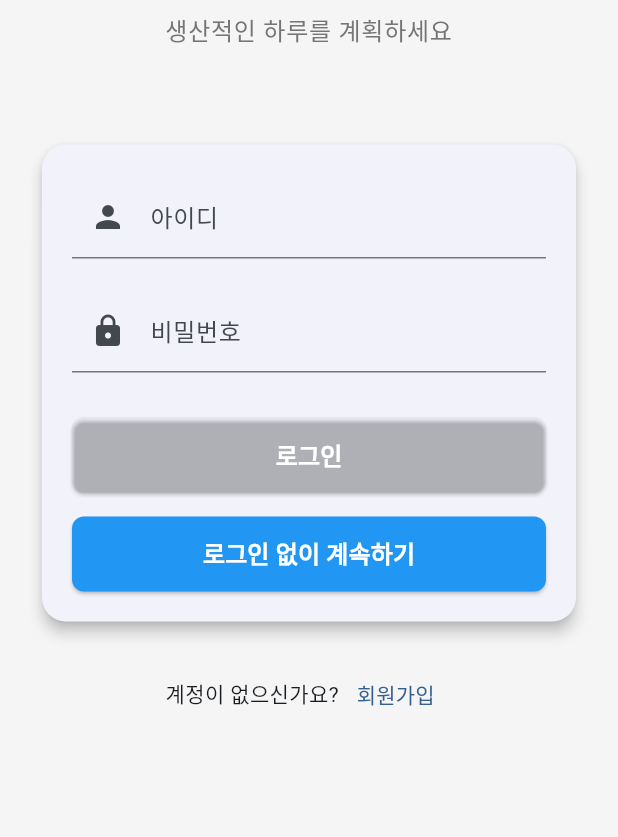
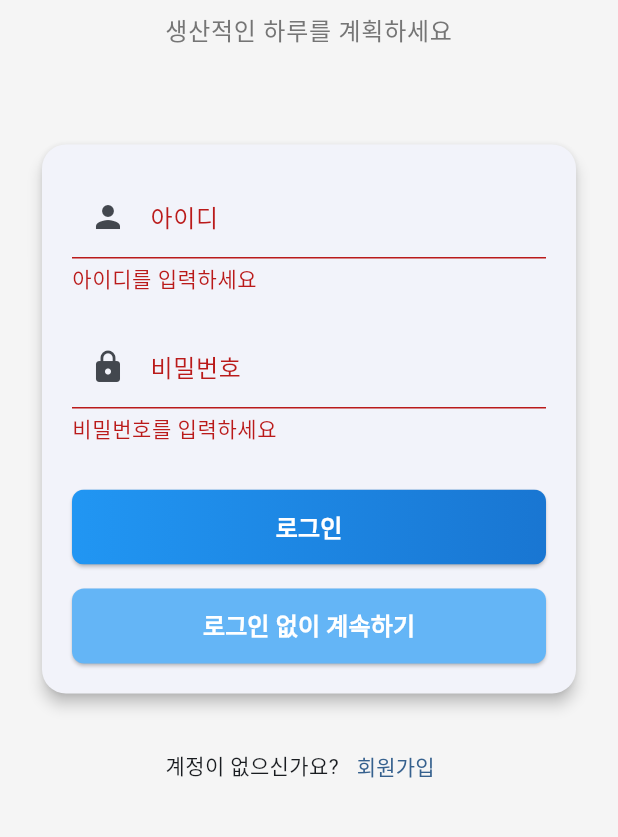
Before and after one commit to Splleat/Recap-Today, a Flutter app: the LoginScreen screen opened directly, after a tap on "로그인", on a phone screen of 412 x 824 dp, the part 151-988 px from its top. Run offline on Flutter 3.47's test engine with Material 3 defaults, Android fonts, the phone set to English and light mode, and no system bars; our stand-ins replace dio, fl_chart, freezed_annotation, image_picker, permission_handler, shared_preferences and 2 more; accounts and stored records are empty; Roboto replaces fonts that are missing (Pretendard).

Commit message:
로그인 관련 로직 구현

```diff
--- a/lib/constants.dart
+++ b/lib/constants.dart
@@ -1 +1 @@
-const kBaseUrl = 'http://192.168.29.144:3000';
+const String kBaseUrl = 'http://10.0.2.2:3000';
--- a/lib/main.dart
+++ b/lib/main.dart
@@ -12,6 +12,7 @@ import 'package:recap_today/provider/checklist_provider.dart';
 import 'package:recap_today/provider/diary_provider.dart';
 import 'package:recap_today/provider/login_provider.dart';
 import 'package:recap_today/provider/schedule_provider.dart';
+import 'package:recap_today/provider/signup_provider.dart'; // SignupProvider import
 import 'package:recap_today/repository/abstract_emotion_repository.dart'; // 추가
 import 'package:recap_today/repository/auth_repository.dart';
 import 'package:recap_today/repository/emotion_repository.dart'; // 추가
@@ -66,6 +67,10 @@ void main() async {
         ChangeNotifierProvider(
           create: (context) => LoginProvider(authRepository),
         ),
+        ChangeNotifierProvider(
+          // Add SignupProvider
+          create: (context) => SignupProvider(authRepository),
+        ),
       ],
       child: const RecapToday(),
     ),
--- a/lib/provider/login_provider.dart
+++ b/lib/provider/login_provider.dart
@@ -6,14 +6,24 @@ class LoginProvider with ChangeNotifier {
   String _userId = '';
   String _password = '';
   bool _isLoading = false;
+  bool _isLoggedIn = false;
 
   String get userId => _userId;
   String get password => _password;
   bool get isLoading => _isLoading;
+  bool get isLoggedIn => _isLoggedIn;
 
   final AuthRepository _authRepository;
 
-  LoginProvider(this._authRepository);
+  LoginProvider(this._authRepository) {
+    _checkLoginStatus();
+  }
+
+  Future<void> _checkLoginStatus() async {
+    final token = _authRepository.getToken();
+    _isLoggedIn = token != null;
+    notifyListeners();
+  }
 
   void setUserId(String id) {
     _userId = id;
@@ -32,12 +42,30 @@ class LoginProvider with ChangeNotifier {
 
   Future<void> login() async {
     setLoading(true);
-
+    bool loginSuccess = false;
     try {
       final credential = await _authRepository.login(userId, password);
       print(credential);
+      _authRepository.setToken(credential.accessToken);
+      _isLoggedIn = true;
+      loginSuccess = true;
+    } catch (e) {
+      print('Login failed: $e');
+      loginSuccess = false;
     } finally {
       setLoading(false);
+      notifyListeners();
+    }
+  }
+
+  Future<void> logout() async {
+    setLoading(true);
+    try {
+      await _authRepository.logout();
+      _isLoggedIn = false;
+    } finally {
+      setLoading(false);
+      notifyListeners();
     }
   }
 }
--- a/lib/screens/login_screen.dart
+++ b/lib/screens/login_screen.dart
@@ -4,8 +4,8 @@ import 'package:flutter/material.dart';
 
 import 'package:http/http.dart' as http;
 import 'package:provider/provider.dart';
+import 'package:recap_today/provider/login_provider.dart';
 
-import 'package:recap_today/provider/login_provider.dart';
 import 'package:recap_today/screens/signup_screen.dart';
 
 class LoginScreen extends StatefulWidget {
@@ -16,102 +16,26 @@ class LoginScreen extends StatefulWidget {
 }
 
 class _LoginScreenState extends State<LoginScreen> {
-  // final _usernameController = TextEditingController();
-  // final _passwordController = TextEditingController();
-  // bool _isLoading = false;
-
-  // Future<void> login() async {
-  //   setState(() {
-  //     _isLoading = true;
-  //   });
-
-  //   try {
-  //     // 여러 가능한 URL을 시도합니다
-  //     final urls = [
-  //       'http://211.194.70.88:8000/login', // 실제 서버
-  //       'http://10.0.2.2:8000/login', // Android 에뮬레이터
-  //       'http://localhost:8000/login', // 웹
-  //       'http://127.0.0.1:8000/login', // 로컬 장치
-  //     ];
-
-  //     http.Response? response;
-  //     String errorMsg = "";
-
-  //     for (var url in urls) {
-  //       try {
-  //         response = await http.post(
-  //           Uri.parse(url),
-  //           headers: {'Content-Type': 'application/json'},
-  //           body: jsonEncode({
-  //             'username': _usernameController.text,
-  //             'password': _passwordController.text,
-  //           }),
-  //         );
-  //         // 성공하면 루프 종료
-  //         break;
-  //       } catch (e) {
-  //         errorMsg += "$url 연결 실패: $e\n";
-  //         continue;
-  //       }
-  //     }
-
-  //     if (response != null && response.statusCode == 200) {
-  //       if (mounted) {
-  //         Navigator.pushReplacementNamed(context, '/home');
-  //       }
-  //     } else {
-  //       if (mounted) {
-  //         if (response != null) {
-  //           ScaffoldMessenger.of(context).showSnackBar(
-  //             SnackBar(content: Text('로그인 실패: ${response.statusCode}')),
-  //           );
-  //         } else {
-  //           ScaffoldMessenger.of(
-  //             context,
-  //           ).showSnackBar(SnackBar(content: Text('서버 연결 실패\n$errorMsg')));
-  //         }
-  //       }
-  //     }
-  //   } catch (e) {
-  //     if (mounted) {
-  //       ScaffoldMessenger.of(
-  //         context,
-  //       ).showSnackBar(SnackBar(content: Text('연결 오류: $e')));
-  //     }
-  //   } finally {
-  //     if (mounted) {
-  //       setState(() {
-  //         _isLoading = false;
-  //       });
-  //     }
-  //   }
-  // }
-
-  // @override
-  // void dispose() {
-  //   _usernameController.dispose();
-  //   _passwordController.dispose();
-  //   super.dispose();
-  // }
+  final _formKey = GlobalKey<FormState>();
 
   @override
   Widget build(BuildContext context) {
+    final loginProvider = Provider.of<LoginProvider>(context);
     final isLoading = context.select(
       (LoginProvider provider) => provider.isLoading,
     );
     return Scaffold(
-      backgroundColor: Color(0xFFF5F5F5),
+      backgroundColor: const Color(0xFFF5F5F5),
       resizeToAvoidBottomInset: true, // Enable resize when keyboard appears
       body: SafeArea(
         child: SingleChildScrollView(
           // Add scroll capability
           child: Padding(
+            // Added padding property here
             padding: EdgeInsets.only(
               top: 24.0,
               left: 24.0,
               right: 24.0,
-              // Add bottom padding to account for keyboard
-              // bottom: MediaQuery.of(context).viewInsets.bottom + 24.0, // Removed this line
               bottom: 24.0, // Added fixed bottom padding
             ),
             child: Column(
@@ -146,9 +70,12 @@ class _LoginScreenState extends State<LoginScreen> {
                   ),
                   child: Padding(
                     padding: const EdgeInsets.all(20.0),
+                    child: Form(
+                      key: _formKey,
                       child: Column(
                         children: [
-                        TextField(
+                          TextFormField(
+                            // Change TextField to TextFormField
                             onChanged:
                                 (value) => context
                                     .read<LoginProvider>()
@@ -157,9 +84,17 @@ class _LoginScreenState extends State<LoginScreen> {
                               labelText: '아이디',
                               prefixIcon: Icon(Icons.person),
                             ),
+                            validator: (value) {
+                              // Add validator
+                              if (value == null || value.isEmpty) {
+                                return '아이디를 입력하세요';
+                              }
+                              return null;
+                            },
                           ),
                           const SizedBox(height: 20),
-                        TextField(
+                          TextFormField(
+                            // Change TextField to TextFormField
                             obscureText: true,
                             onChanged:
                                 (value) => context
@@ -169,6 +104,13 @@ class _LoginScreenState extends State<LoginScreen> {
                               labelText: '비밀번호',
                               prefixIcon: Icon(Icons.lock),
                             ),
+                            validator: (value) {
+                              // Add validator
+                              if (value == null || value.isEmpty) {
+                                return '비밀번호를 입력하세요';
+                              }
+                              return null;
+                            },
                           ),
                           const SizedBox(height: 30),
                           SizedBox(
@@ -176,16 +118,60 @@ class _LoginScreenState extends State<LoginScreen> {
                             height: 50,
                             child: ElevatedButton(
                               onPressed:
-                                isLoading
+                                  loginProvider.isLoading
                                       ? null
-                                    : context.read<LoginProvider>().login,
+                                      : () async {
+                                        if (_formKey.currentState!.validate()) {
+                                          _formKey.currentState!.save();
+                                          await loginProvider.login();
+                                          if (mounted) {
+                                            if (loginProvider.isLoggedIn) {
+                                              Navigator.pushNamedAndRemoveUntil(
+                                                context,
+                                                '/settings',
+                                                (route) => false,
+                                              );
+                                            } else {
+                                              ScaffoldMessenger.of(
+                                                context,
+                                              ).showSnackBar(
+                                                const SnackBar(
+                                                  content: Text(
+                                                    'Login failed. Please check your credentials.',
+                                                  ),
+                                                ),
+                                              );
+                                            }
+                                          }
+                                        }
+                                      },
                               style: ElevatedButton.styleFrom(
-                              backgroundColor: Colors.transparent,
+                                backgroundColor:
+                                    Colors
+                                        .transparent, // This was likely intended for the button\'s container or an InkWell
                                 foregroundColor: Colors.white,
                                 shape: RoundedRectangleBorder(
                                   borderRadius: BorderRadius.circular(8),
                                 ),
+                                padding:
+                                    EdgeInsets
+                                        .zero, // Ensure the child (gradient container) fills the button
                               ),
+                              child: Ink(
+                                // Use Ink widget for gradient background
+                                decoration: BoxDecoration(
+                                  gradient: const LinearGradient(
+                                    colors: [
+                                      Color(0xFF2196F3),
+                                      Color(0xFF1976D2),
+                                    ],
+                                    begin: Alignment.centerLeft,
+                                    end: Alignment.centerRight,
+                                  ),
+                                  borderRadius: BorderRadius.circular(8),
+                                ),
+                                child: Container(
+                                  alignment: Alignment.center,
                                   child:
                                       isLoading
                                           ? const CircularProgressIndicator(
@@ -200,13 +186,14 @@ class _LoginScreenState extends State<LoginScreen> {
                                           ),
                                 ),
                               ),
+                            ),
+                          ),
                           const SizedBox(height: 16),
                           SizedBox(
                             width: double.infinity,
                             height: 50,
                             child: ElevatedButton(
                               onPressed: () {
-                              // Navigator.popUntil(context, ModalRoute.withName('/settings'));
                                 Navigator.pushNamedAndRemoveUntil(
                                   context,
                                   '/settings',
@@ -214,7 +201,9 @@ class _LoginScreenState extends State<LoginScreen> {
                                 );
                               },
                               style: ElevatedButton.styleFrom(
-                              backgroundColor: Color(0xFF2196F3),
+                                backgroundColor: const Color(
+                                  0xFF64B5F6,
+                                ), // Lighter blue for this button
                                 foregroundColor: Colors.white,
                                 shape: RoundedRectangleBorder(
                                   borderRadius: BorderRadius.circular(8),
@@ -230,6 +219,7 @@ class _LoginScreenState extends State<LoginScreen> {
                             ),
                           ),
                         ],
+                      ),
                     ),
                   ),
                 ),
```
Also changed, not shown: lib/provider/signup_provider.dart (added, +96 -0 lines), lib/repository/impl/auth_repository_impl.dart (+13 -1 lines), lib/screens/settings_screen.dart (+61 -3 lines), lib/screens/signup_screen.dart (+54 -95 lines). Lines whose indentation alone changed are shown as unchanged.
